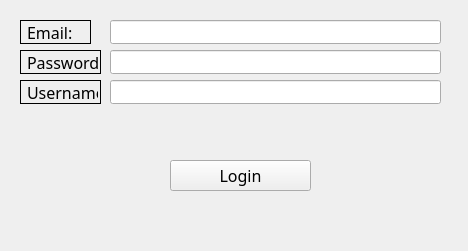
Before: the Qt Designer form gui/us05/form_us05.ui in rogers228/ispc_maintain, drawn with Qt 5.
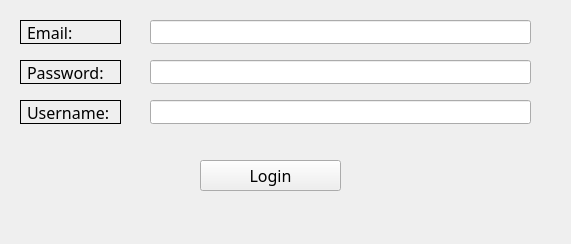
After: the same form once the commit is applied.

```diff
--- a/gui/us05/form_us05.ui
+++ b/gui/us05/form_us05.ui
@@ -6,8 +6,8 @@
    <rect>
     <x>0</x>
     <y>0</y>
-    <width>468</width>
-    <height>251</height>
+    <width>571</width>
+    <height>244</height>
    </rect>
   </property>
   <property name="windowTitle">
@@ -17,9 +17,9 @@
    <widget class="QLineEdit" name="email">
     <property name="geometry">
      <rect>
-      <x>110</x>
+      <x>150</x>
       <y>20</y>
-      <width>331</width>
+      <width>381</width>
       <height>24</height>
      </rect>
     </property>
@@ -38,7 +38,7 @@
      <rect>
       <x>20</x>
       <y>20</y>
-      <width>71</width>
+      <width>101</width>
       <height>24</height>
      </rect>
     </property>
@@ -67,9 +67,9 @@
    <widget class="QLineEdit" name="password">
     <property name="geometry">
      <rect>
-      <x>110</x>
-      <y>50</y>
-      <width>331</width>
+      <x>150</x>
+      <y>60</y>
+      <width>381</width>
       <height>24</height>
      </rect>
     </property>
@@ -90,8 +90,8 @@
     <property name="geometry">
      <rect>
       <x>20</x>
-      <y>50</y>
-      <width>81</width>
+      <y>60</y>
+      <width>101</width>
       <height>24</height>
      </rect>
     </property>
@@ -121,8 +121,8 @@
     <property name="geometry">
      <rect>
       <x>20</x>
-      <y>80</y>
-      <width>81</width>
+      <y>100</y>
+      <width>101</width>
       <height>24</height>
      </rect>
     </property>
@@ -151,9 +151,9 @@
    <widget class="QLineEdit" name="full_name">
     <property name="geometry">
      <rect>
-      <x>110</x>
-      <y>80</y>
-      <width>331</width>
+      <x>150</x>
+      <y>100</y>
+      <width>381</width>
       <height>24</height>
      </rect>
     </property>
@@ -170,7 +170,7 @@
    <widget class="QPushButton" name="login">
     <property name="geometry">
      <rect>
-      <x>170</x>
+      <x>200</x>
       <y>160</y>
       <width>141</width>
       <height>31</height>
```
Left out of the diff: 4 changed lines with no effect on the pictures.
